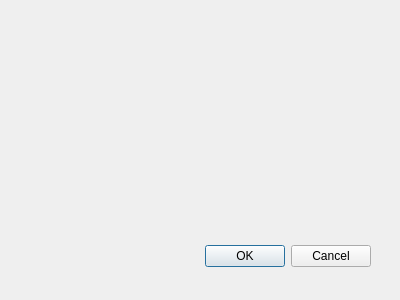
First picture: the form in tpu/TPU_dialog_base.ui, repository d-camargo/sig-bus, before the edit.
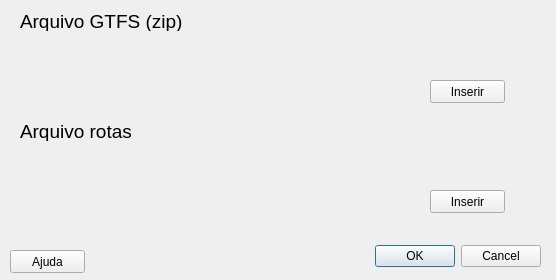
Second picture: the form after the edit. Custom widgets are drawn as their Qt base class.

Commit message: Atualização arquivo UI do QTDesigner

The edit to the form file:
```diff
--- a/tpu/TPU_dialog_base.ui
+++ b/tpu/TPU_dialog_base.ui
@@ -1,21 +1,22 @@
-<ui version="4.0" >
- <class>tpuDialogBase</class>
- <widget class="QDialog" name="tpuDialogBase" >
-  <property name="geometry" >
+<?xml version="1.0" encoding="UTF-8"?>
+<ui version="4.0">
+ <class>Dialog</class>
+ <widget class="QDialog" name="Dialog">
+  <property name="geometry">
    <rect>
     <x>0</x>
     <y>0</y>
-    <width>400</width>
-    <height>300</height>
+    <width>556</width>
+    <height>280</height>
    </rect>
   </property>
   <property name="windowTitle" >
    <string>113-2021</string>
   </property>
-  <widget class="QDialogButtonBox" name="button_box" >
-   <property name="geometry" >
+  <widget class="QDialogButtonBox" name="buttonBox">
+   <property name="geometry">
     <rect>
-     <x>30</x>
+     <x>200</x>
      <y>240</y>
      <width>341</width>
      <height>32</height>
@@ -28,7 +29,99 @@
     <set>QDialogButtonBox::Cancel|QDialogButtonBox::Ok</set>
    </property>
   </widget>
+  <widget class="QgsFileWidget" name="gtfs_widget">
+   <property name="geometry">
+    <rect>
+     <x>20</x>
+     <y>40</y>
+     <width>481</width>
+     <height>31</height>
+    </rect>
+   </property>
+  </widget>
+  <widget class="QLabel" name="gtfs_label">
+   <property name="geometry">
+    <rect>
+     <x>20</x>
+     <y>10</y>
+     <width>171</width>
+     <height>21</height>
+    </rect>
+   </property>
+   <property name="text">
+    <string>&lt;html&gt;&lt;head/&gt;&lt;body&gt;&lt;p&gt;&lt;span style=&quot; font-size:14pt;&quot;&gt;Arquivo GTFS (zip)&lt;/span&gt;&lt;/p&gt;&lt;/body&gt;&lt;/html&gt;</string>
+   </property>
+  </widget>
+  <widget class="QPushButton" name="gtfs_insert_button">
+   <property name="geometry">
+    <rect>
+     <x>430</x>
+     <y>80</y>
+     <width>75</width>
+     <height>23</height>
+    </rect>
+   </property>
+   <property name="text">
+    <string>Inserir</string>
+   </property>
+  </widget>
+  <widget class="QgsFileWidget" name="route_widget">
+   <property name="geometry">
+    <rect>
+     <x>20</x>
+     <y>150</y>
+     <width>481</width>
+     <height>31</height>
+    </rect>
+   </property>
+  </widget>
+  <widget class="QLabel" name="route_label">
+   <property name="geometry">
+    <rect>
+     <x>20</x>
+     <y>120</y>
+     <width>171</width>
+     <height>21</height>
+    </rect>
+   </property>
+   <property name="text">
+    <string>&lt;html&gt;&lt;head/&gt;&lt;body&gt;&lt;p&gt;&lt;span style=&quot; font-size:14pt;&quot;&gt;Arquivo rotas &lt;/span&gt;&lt;/p&gt;&lt;/body&gt;&lt;/html&gt;</string>
+   </property>
+  </widget>
+  <widget class="QPushButton" name="route_insert_button">
+   <property name="geometry">
+    <rect>
+     <x>430</x>
+     <y>190</y>
+     <width>75</width>
+     <height>23</height>
+    </rect>
+   </property>
+   <property name="text">
+    <string>Inserir</string>
+   </property>
+  </widget>
+  <widget class="QPushButton" name="help_button">
+   <property name="geometry">
+    <rect>
+     <x>10</x>
+     <y>250</y>
+     <width>75</width>
+     <height>23</height>
+    </rect>
+   </property>
+   <property name="text">
+    <string>Ajuda</string>
+   </property>
+  </widget>
  </widget>
+ <customwidgets>
+  <customwidget>
+   <class>QgsFileWidget</class>
+   <extends>QWidget</extends>
+   <header>qgsfilewidget.h</header>
+  </customwidget>
+ </customwidgets>
  <resources/>
  <connections>
   <connection>
```
Left out of the diff: 24 changed lines with no effect on the pictures.
